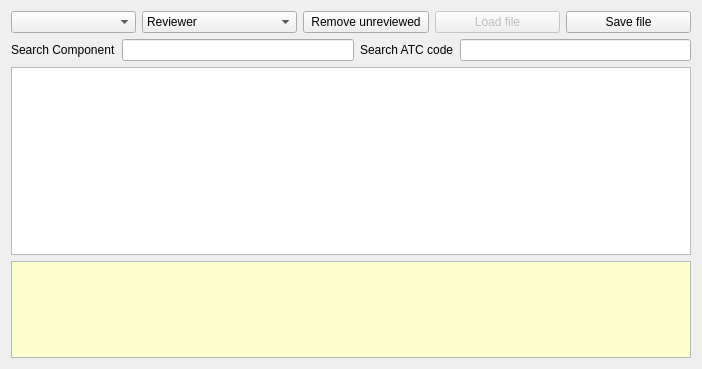
The window that freeddimanager/plugins/ddiplugin/components/componentatceditorwidget.ui (filianhouse/freemedforms) describes before a commit, drawn with Qt 5.
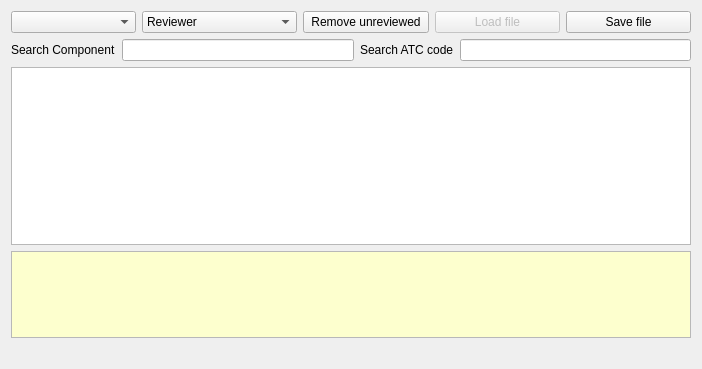
The same window after the commit.

Commit message: improve component widget

Diff of the .ui file:
```diff
--- a/freeddimanager/plugins/ddiplugin/components/componentatceditorwidget.ui
+++ b/freeddimanager/plugins/ddiplugin/components/componentatceditorwidget.ui
@@ -69,16 +69,6 @@
      </item>
     </layout>
    </item>
-   <item row="3" column="0">
-    <widget class="QTableView" name="tableView">
-     <property name="verticalScrollMode">
-      <enum>QAbstractItemView::ScrollPerPixel</enum>
-     </property>
-     <property name="horizontalScrollMode">
-      <enum>QAbstractItemView::ScrollPerPixel</enum>
-     </property>
-    </widget>
-   </item>
    <item row="1" column="0">
     <layout class="QHBoxLayout" name="horizontalLayout_2">
      <item>
@@ -103,7 +93,17 @@
      </item>
     </layout>
    </item>
-   <item row="4" column="0">
+   <item row="2" column="0">
+    <widget class="QTableView" name="tableView">
+     <property name="verticalScrollMode">
+      <enum>QAbstractItemView::ScrollPerPixel</enum>
+     </property>
+     <property name="horizontalScrollMode">
+      <enum>QAbstractItemView::ScrollPerPixel</enum>
+     </property>
+    </widget>
+   </item>
+   <item row="3" column="0">
     <widget class="QTextBrowser" name="textBrowser">
      <property name="maximumSize">
       <size>
@@ -150,6 +150,17 @@
      </property>
     </widget>
    </item>
+   <item row="4" column="0">
+    <layout class="QHBoxLayout" name="horizontalLayout_3">
+     <item>
+      <widget class="QLabel" name="overview">
+       <property name="text">
+        <string/>
+       </property>
+      </widget>
+     </item>
+    </layout>
+   </item>
   </layout>
  </widget>
  <resources/>
```
The commit also changes 2 other files.
